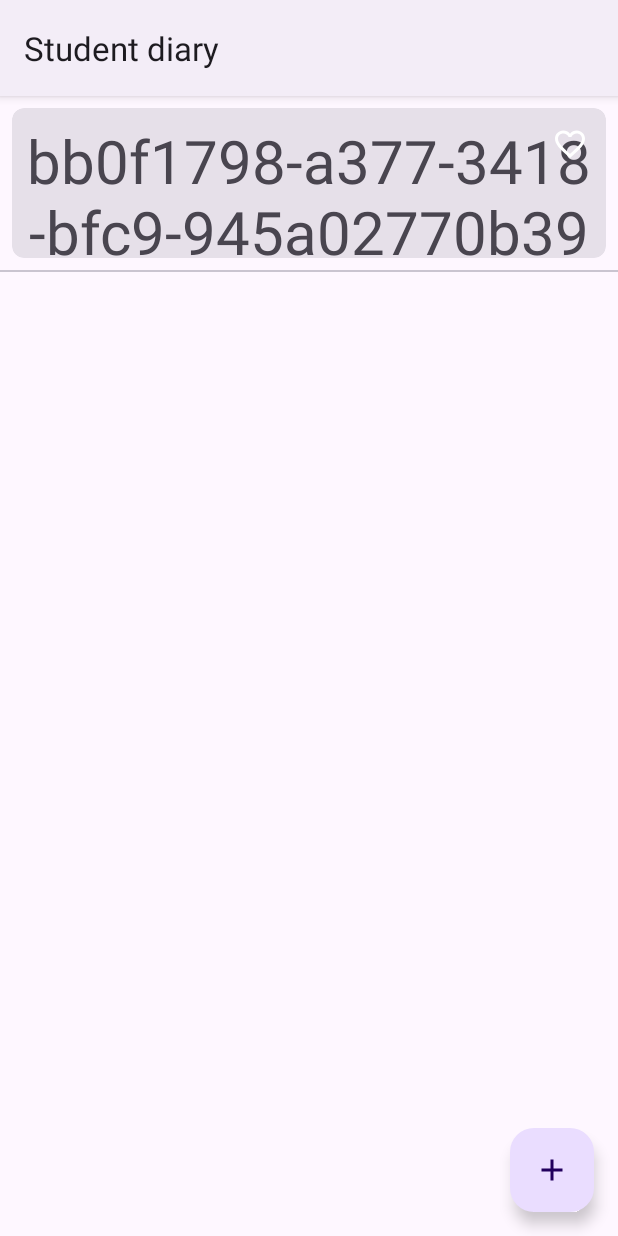
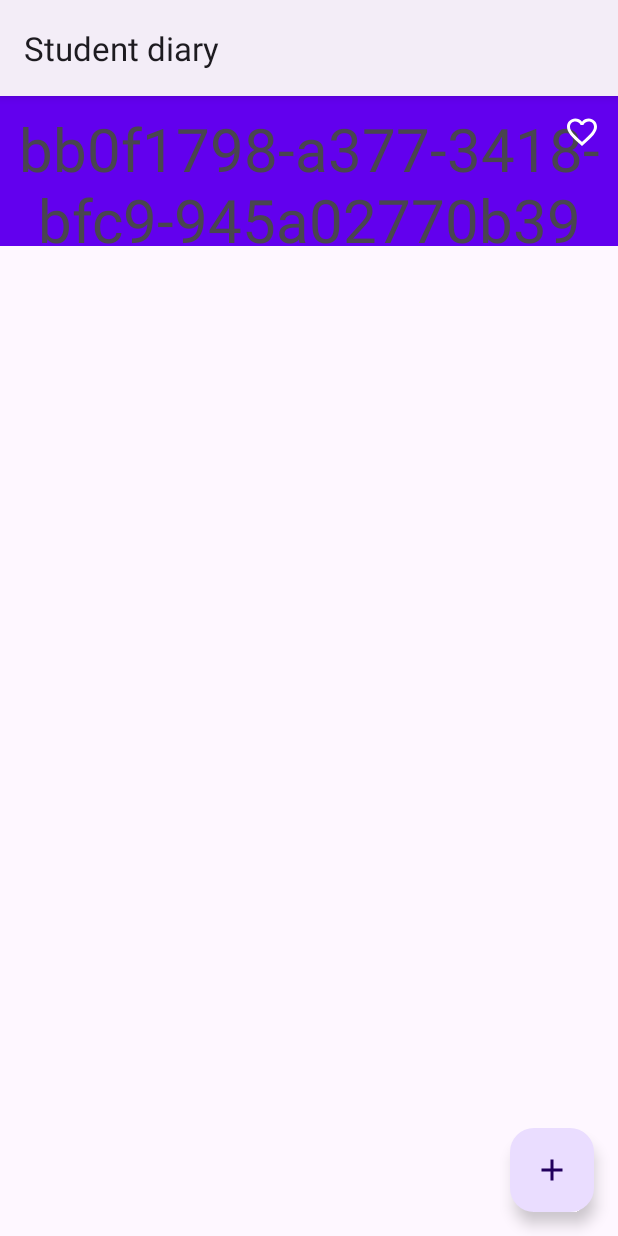
Before and after one commit to DevLeonardoTissi/Student_diary, an Android app: the screen it shows after launch (MainActivity), after a tap on "Floating action insert discipline", on a phone screen of 412 x 824 dp. Run offline under Robolectric (Android 15) with nearby library versions, the phone set to English and light mode, and no system bars; our stand-ins replace Firebase (no records; nobody signed in at launch, a user with empty details on screens opened directly), Room's generated code.

Commit message:
test divider

```diff
--- a/app/src/main/java/com/example/studentdiary/ui/fragment/disciplinesFragment/DisciplinesFragment.kt
+++ b/app/src/main/java/com/example/studentdiary/ui/fragment/disciplinesFragment/DisciplinesFragment.kt
@@ -53,13 +53,13 @@ class DisciplinesFragment : Fragment() {
             recycler.layoutManager = LinearLayoutManager(context)
             val divider = MaterialDividerItemDecoration(it, LinearLayoutManager.VERTICAL)
             recycler.addItemDecoration(divider)
+            divider.isLastItemDecorated = false
         }
-
 
 
     }
 
-    private fun configureFab(){
+    private fun configureFab() {
         val fab = binding.disciplinesFragmentFabInsert
         fab.setOnClickListener {
             insert()
@@ -73,7 +73,7 @@ class DisciplinesFragment : Fragment() {
 
     }
 
-    private fun insert(){
+    private fun insert() {
         lifecycleScope.launch {
             model.insert()
         }
--- a/app/src/main/res/layout/discipline_item.xml
+++ b/app/src/main/res/layout/discipline_item.xml
@@ -1,20 +1,9 @@
 <?xml version="1.0" encoding="utf-8"?>
-<androidx.cardview.widget.CardView xmlns:android="http://schemas.android.com/apk/res/android"
+<androidx.constraintlayout.widget.ConstraintLayout android:layout_width="match_parent"
+    android:layout_height="100dp"
     xmlns:app="http://schemas.android.com/apk/res-auto"
-    xmlns:tools="http://schemas.android.com/tools"
-    style="?attr/materialCardViewFilledStyle"
-    android:layout_width="match_parent"
-    android:layout_height="100dp"
-    android:layout_margin="@dimen/cardCornerRadius_default"
-    android:clickable="true"
-    android:elevation="@dimen/elevation_default"
-    android:focusable="true"
-    app:cardCornerRadius="@dimen/cardCornerRadius_default"
-    tools:context=".ui.fragment.disciplinesFragment.DisciplinesFragment">
-
-    <androidx.constraintlayout.widget.ConstraintLayout
-        android:layout_width="match_parent"
-        android:layout_height="match_parent">
+    xmlns:android="http://schemas.android.com/apk/res/android"
+    android:background="@color/purple_500">
 
         <TextView
             android:id="@+id/disciplineItem_name"
@@ -38,5 +27,3 @@
             app:layout_constraintTop_toTopOf="parent" />
 
     </androidx.constraintlayout.widget.ConstraintLayout>
-
-</androidx.cardview.widget.CardView>
--- a/app/src/main/res/values/styles.xml
+++ b/app/src/main/res/values/styles.xml
@@ -19,4 +19,9 @@
         <item name="android:layout_width">0dp</item>
         <item name="android:layout_height">wrap_content</item>
     </style>
+
+    <style name="Widget.App.MaterialDivider" parent="Widget.Material3.MaterialDivider">
+        <item name="dividerColor">@color/white</item>
+    </style>
+
 </resources>
--- a/app/src/main/res/values/themes.xml
+++ b/app/src/main/res/values/themes.xml
@@ -1,6 +1,6 @@
 <resources xmlns:tools="http://schemas.android.com/tools">
     <!-- Base application theme. -->
-    <style name="Theme.StudentDiary" parent="Theme.Material3.Light">
+    <style name="Theme.StudentDiary" parent="Theme.Material3.DayNight">
         <!-- Primary brand color. -->
         <item name="colorPrimary">@color/purple_500</item>
         <item name="colorPrimaryVariant">@color/purple_700</item>
@@ -12,5 +12,9 @@
         <!-- Status bar color. -->
         <item name="android:statusBarColor">?attr/colorPrimaryVariant</item>
         <!-- Customize your theme here. -->
+        <item name="colorOutline">@color/black</item>
+
+
     </style>
+
 </resources>
```
